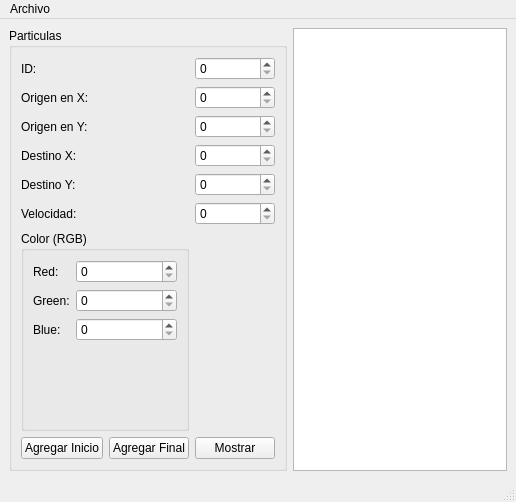
Before: the Qt Designer form mainwindow.ui in Rafael1307/ACTIVIDAD_8, drawn with Qt 5.
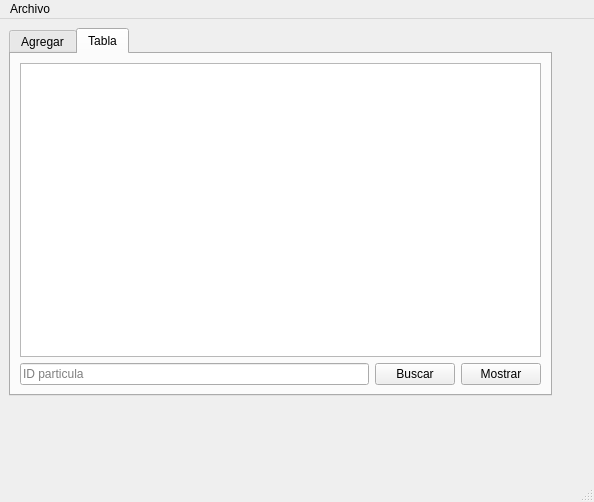
After: the same form once the commit is applied.

```diff
--- a/mainwindow.ui
+++ b/mainwindow.ui
@@ -6,7 +6,7 @@
    <rect>
     <x>0</x>
     <y>0</y>
-    <width>516</width>
+    <width>594</width>
     <height>502</height>
    </rect>
   </property>
@@ -14,6 +14,22 @@
    <string>Particulas</string>
   </property>
   <widget class="QWidget" name="centralwidget">
+   <widget class="QTabWidget" name="tabWidget">
+    <property name="geometry">
+     <rect>
+      <x>9</x>
+      <y>9</y>
+      <width>543</width>
+      <height>368</height>
+     </rect>
+    </property>
+    <property name="currentIndex">
+     <number>1</number>
+    </property>
+    <widget class="QWidget" name="tab">
+     <attribute name="title">
+      <string>Agregar</string>
+     </attribute>
    <layout class="QGridLayout" name="gridLayout">
     <item row="0" column="0">
      <widget class="QGroupBox" name="groupBox">
@@ -181,12 +197,45 @@
     </item>
    </layout>
   </widget>
+    <widget class="QWidget" name="tab_2">
+     <attribute name="title">
+      <string>Tabla</string>
+     </attribute>
+     <layout class="QGridLayout" name="gridLayout_4">
+      <item row="1" column="1">
+       <widget class="QPushButton" name="Buscar_Tabla_PushButton">
+        <property name="text">
+         <string>Buscar</string>
+        </property>
+       </widget>
+      </item>
+      <item row="1" column="2">
+       <widget class="QPushButton" name="Mostrar_Tabla_PushButton">
+        <property name="text">
+         <string>Mostrar</string>
+        </property>
+       </widget>
+      </item>
+      <item row="1" column="0">
+       <widget class="QLineEdit" name="Buscar_Tabla_lineEdit">
+        <property name="placeholderText">
+         <string>ID particula</string>
+        </property>
+       </widget>
+      </item>
+      <item row="0" column="0" colspan="3">
+       <widget class="QTableWidget" name="Tabla"/>
+      </item>
+     </layout>
+    </widget>
+   </widget>
+  </widget>
   <widget class="QMenuBar" name="menubar">
    <property name="geometry">
     <rect>
      <x>0</x>
      <y>0</y>
-     <width>516</width>
+     <width>594</width>
      <height>21</height>
     </rect>
    </property>
```
Lines whose indentation alone changed are shown as unchanged.
